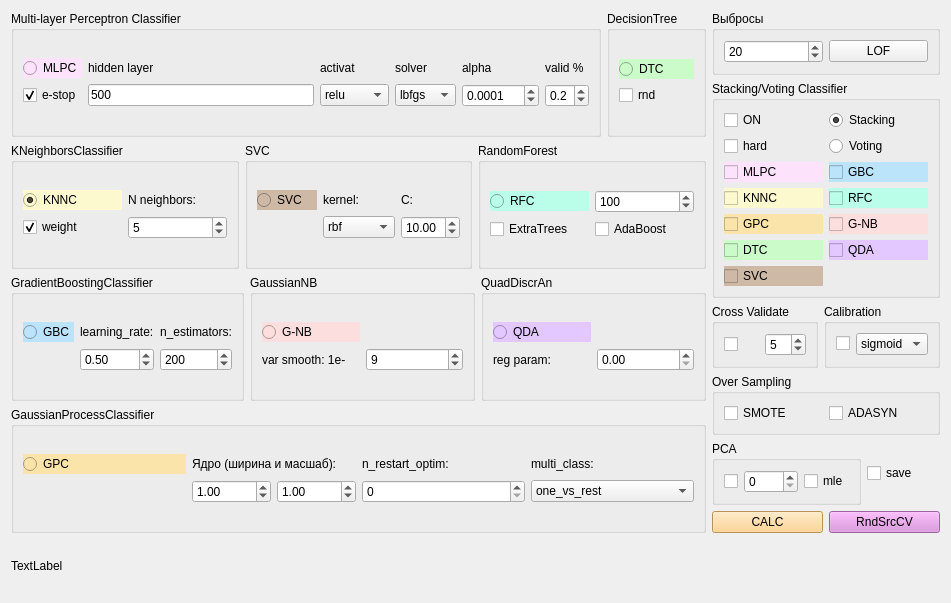
Before: the Qt Designer form qt/classifier_form.ui in idergunoff/geovel_1.0, drawn with Qt 5.
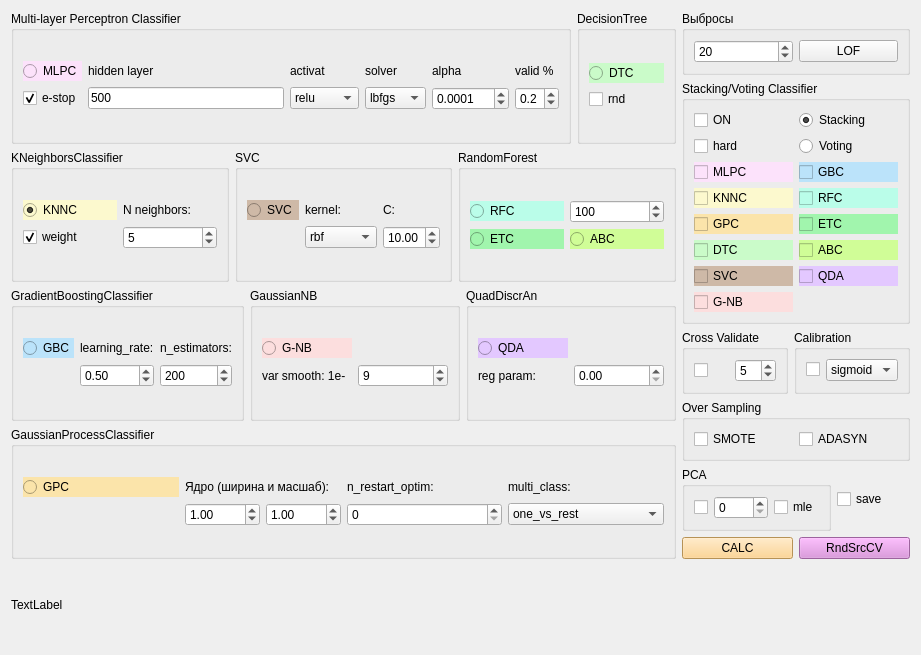
After: the same form once the commit is applied.

```diff
--- a/qt/classifier_form.ui
+++ b/qt/classifier_form.ui
@@ -6,8 +6,8 @@
    <rect>
     <x>0</x>
     <y>0</y>
-    <width>951</width>
-    <height>603</height>
+    <width>921</width>
+    <height>655</height>
    </rect>
   </property>
   <property name="windowTitle">
@@ -93,7 +93,7 @@
                <number>1</number>
               </property>
               <property name="maximum">
-               <number>1000</number>
+               <number>10000</number>
               </property>
               <property name="singleStep">
                <number>50</number>
@@ -610,13 +610,6 @@
          <layout class="QGridLayout" name="gridLayout_16">
           <item row="0" column="0">
            <layout class="QGridLayout" name="gridLayout_15">
-            <item row="1" column="1">
-             <widget class="QCheckBox" name="checkBox_rfc_extra">
-              <property name="text">
-               <string>ExtraTrees</string>
-              </property>
-             </widget>
-            </item>
             <item row="0" column="2">
              <widget class="QSpinBox" name="spinBox_rfc_n">
               <property name="minimum">
@@ -626,20 +619,13 @@
                <number>10000</number>
               </property>
               <property name="singleStep">
-               <number>10</number>
+               <number>50</number>
               </property>
               <property name="value">
                <number>100</number>
               </property>
              </widget>
             </item>
-            <item row="1" column="2">
-             <widget class="QCheckBox" name="checkBox_rfc_ada">
-              <property name="text">
-               <string>AdaBoost</string>
-              </property>
-             </widget>
-            </item>
             <item row="0" column="1">
              <widget class="QRadioButton" name="radioButton_rfc">
               <property name="toolTip">
@@ -659,6 +645,38 @@
               </attribute>
              </widget>
             </item>
+            <item row="1" column="1">
+             <widget class="QRadioButton" name="radioButton_etc">
+              <property name="toolTip">
+               <string>ExtraTrees</string>
+              </property>
+              <property name="styleSheet">
+               <string notr="true">background-color: rgb(161, 245, 173);</string>
+              </property>
+              <property name="text">
+               <string>ETC</string>
+              </property>
+              <attribute name="buttonGroup">
+               <string notr="true">buttonGroup</string>
+              </attribute>
+             </widget>
+            </item>
+            <item row="1" column="2">
+             <widget class="QRadioButton" name="radioButton_abc">
+              <property name="toolTip">
+               <string>AdaBoost</string>
+              </property>
+              <property name="styleSheet">
+               <string notr="true">background-color: rgb(208, 253, 151);</string>
+              </property>
+              <property name="text">
+               <string>ABC</string>
+              </property>
+              <attribute name="buttonGroup">
+               <string notr="true">buttonGroup</string>
+              </attribute>
+             </widget>
+            </item>
            </layout>
           </item>
          </layout>
@@ -851,16 +869,16 @@
             </property>
            </widget>
           </item>
-          <item row="4" column="0">
-           <widget class="QCheckBox" name="checkBox_stv_gpc">
+          <item row="3" column="1">
+           <widget class="QCheckBox" name="checkBox_stv_rfc">
             <property name="toolTip">
-             <string>Gaussian Process classification</string>
+             <string>Random Forest classifier</string>
             </property>
             <property name="styleSheet">
-             <string notr="true">background-color: rgb(251, 228, 170);</string>
+             <string notr="true">background-color: rgb(186, 253, 233);</string>
             </property>
             <property name="text">
-             <string>GPC</string>
+             <string>RFC</string>
             </property>
            </widget>
           </item>
@@ -877,16 +895,13 @@
             </property>
            </widget>
           </item>
-          <item row="2" column="1">
-           <widget class="QCheckBox" name="checkBox_stv_gbc">
-            <property name="toolTip">
-             <string>Gradient Boosting for classification</string>
-            </property>
+          <item row="4" column="1">
+           <widget class="QCheckBox" name="checkBox_stv_etc">
             <property name="styleSheet">
-             <string notr="true">background-color: rgb(187, 227, 250);</string>
+             <string notr="true">background-color: rgb(161, 245, 173);</string>
             </property>
             <property name="text">
-             <string>GBC</string>
+             <string>ETC</string>
             </property>
            </widget>
           </item>
@@ -903,29 +918,16 @@
             </property>
            </widget>
           </item>
-          <item row="3" column="1">
-           <widget class="QCheckBox" name="checkBox_stv_rfc">
+          <item row="2" column="1">
+           <widget class="QCheckBox" name="checkBox_stv_gbc">
             <property name="toolTip">
-             <string>Random Forest classifier</string>
+             <string>Gradient Boosting for classification</string>
             </property>
             <property name="styleSheet">
-             <string notr="true">background-color: rgb(186, 253, 233);</string>
+             <string notr="true">background-color: rgb(187, 227, 250);</string>
             </property>
             <property name="text">
-             <string>RFC</string>
-            </property>
-           </widget>
-          </item>
-          <item row="4" column="1">
-           <widget class="QCheckBox" name="checkBox_stv_gnb">
-            <property name="toolTip">
-             <string>Gaussian Naive Bayes</string>
-            </property>
-            <property name="styleSheet">
-             <string notr="true">background-color: rgb(252, 222, 222);</string>
-            </property>
-            <property name="text">
-             <string>G-NB</string>
+             <string>GBC</string>
             </property>
            </widget>
           </item>
@@ -936,19 +938,6 @@
             </property>
            </widget>
           </item>
-          <item row="5" column="1">
-           <widget class="QCheckBox" name="checkBox_stv_qda">
-            <property name="toolTip">
-             <string>Quadratic Discriminant Analysis</string>
-            </property>
-            <property name="styleSheet">
-             <string notr="true">background-color: rgb(227, 200, 255);</string>
-            </property>
-            <property name="text">
-             <string>QDA</string>
-            </property>
-           </widget>
-          </item>
           <item row="1" column="0">
            <widget class="QCheckBox" name="checkBox_voting_hard">
             <property name="text">
@@ -969,16 +958,6 @@
             </attribute>
            </widget>
           </item>
-          <item row="1" column="1">
-           <widget class="QRadioButton" name="radioButton_voting">
-            <property name="text">
-             <string>Voting</string>
-            </property>
-            <attribute name="buttonGroup">
-             <string notr="true">buttonGroup_stack_vote</string>
-            </attribute>
-           </widget>
-          </item>
           <item row="6" column="0">
            <widget class="QCheckBox" name="checkBox_stv_svc">
             <property name="toolTip">
@@ -992,6 +971,65 @@
             </property>
            </widget>
           </item>
+          <item row="4" column="0">
+           <widget class="QCheckBox" name="checkBox_stv_gpc">
+            <property name="toolTip">
+             <string>Gaussian Process classification</string>
+            </property>
+            <property name="styleSheet">
+             <string notr="true">background-color: rgb(251, 228, 170);</string>
+            </property>
+            <property name="text">
+             <string>GPC</string>
+            </property>
+           </widget>
+          </item>
+          <item row="1" column="1">
+           <widget class="QRadioButton" name="radioButton_voting">
+            <property name="text">
+             <string>Voting</string>
+            </property>
+            <attribute name="buttonGroup">
+             <string notr="true">buttonGroup_stack_vote</string>
+            </attribute>
+           </widget>
+          </item>
+          <item row="7" column="0">
+           <widget class="QCheckBox" name="checkBox_stv_gnb">
+            <property name="toolTip">
+             <string>Gaussian Naive Bayes</string>
+            </property>
+            <property name="styleSheet">
+             <string notr="true">background-color: rgb(252, 222, 222);</string>
+            </property>
+            <property name="text">
+             <string>G-NB</string>
+            </property>
+           </widget>
+          </item>
+          <item row="6" column="1">
+           <widget class="QCheckBox" name="checkBox_stv_qda">
+            <property name="toolTip">
+             <string>Quadratic Discriminant Analysis</string>
+            </property>
+            <property name="styleSheet">
+             <string notr="true">background-color: rgb(227, 200, 255);</string>
+            </property>
+            <property name="text">
+             <string>QDA</string>
+            </property>
+           </widget>
+          </item>
+          <item row="5" column="1">
+           <widget class="QCheckBox" name="checkBox_stv_abc">
+            <property name="styleSheet">
+             <string notr="true">background-color: rgb(208, 253, 151);</string>
+            </property>
+            <property name="text">
+             <string>ABC</string>
+            </property>
+           </widget>
+          </item>
          </layout>
         </item>
        </layout>
```
